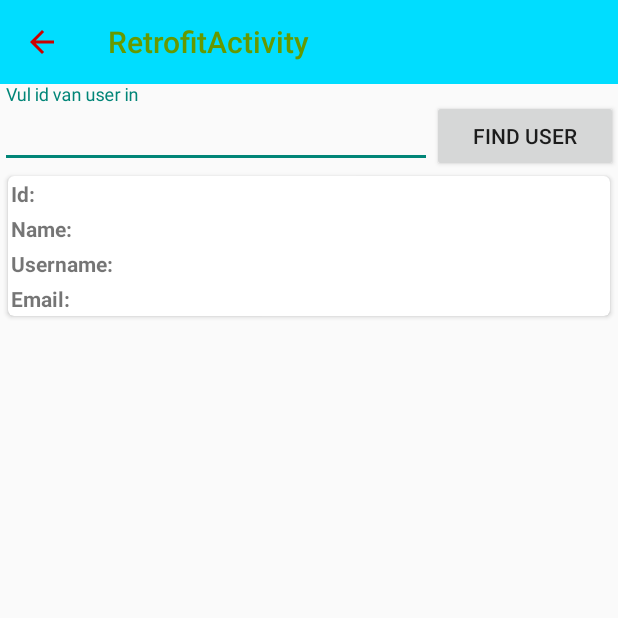
After one commit to rwillemsandroid/Oplossing-Dag-1, an Android app: the RetrofitActivity screen opened directly, with no data from a screen before it, on a phone screen of 412 x 824 dp, the top half of it. The commit adds this screen. Run offline under Robolectric (Android 15) with nearby library versions, the phone set to English and light mode, and no system bars; our stand-ins replace Timber; libraries missing offline, so code that uses them is left out: retrofit.client, retrofit.http; 1 statement that could not run was skipped.

Commit message:
Added retrofit example

```diff
--- a/app/build.gradle
+++ b/app/build.gradle
@@ -24,7 +24,12 @@ dependencies {
     compile 'com.android.support:appcompat-v7:23.0.0'
     compile 'com.android.support:recyclerview-v7:23.0.0'
     compile 'com.android.support:cardview-v7:23.0.0'
+    compile 'com.android.support:design:23.0.0'
 
     compile 'com.jakewharton.timber:timber:3.1.0'
     compile 'com.squareup.picasso:picasso:2.5.2'
+
+    compile 'com.squareup.okhttp:okhttp:2.4.0'
+    compile 'com.squareup.retrofit:retrofit:1.9.0'
+    compile 'com.google.code.gson:gson:2.3'
 }
--- a/app/src/main/AndroidManifest.xml
+++ b/app/src/main/AndroidManifest.xml
@@ -20,8 +20,14 @@
             </intent-filter>
         </activity>
         <activity
+            android:parentActivityName=".activities.MainActivity"
             android:name=".activities.RecyclerViewActivity"
             android:label="@string/title_activity_recycler_view" >
+        </activity>
+        <activity
+            android:parentActivityName=".activities.MainActivity"
+            android:name=".activities.RetrofitActivity"
+            android:label="@string/title_activity_retrofit" >
         </activity>
     </application>
 
--- /dev/null
+++ b/app/src/main/java/be/vdab/simplelayout/activities/RetrofitActivity.java
@@ -0,0 +1,146 @@
+package be.vdab.simplelayout.activities;
+
+import android.content.DialogInterface;
+import android.support.v7.app.AppCompatActivity;
+import android.os.Bundle;
+import android.support.v7.widget.Toolbar;
+import android.view.View;
+import android.widget.Button;
+import android.widget.EditText;
+import android.widget.TextView;
+import android.widget.Toast;
+
+import org.w3c.dom.Text;
+
+import java.util.List;
+
+import be.vdab.simplelayout.R;
+import be.vdab.simplelayout.models.retrofit.User;
+import retrofit.Callback;
+import retrofit.RestAdapter;
+import retrofit.RetrofitError;
+import retrofit.client.Response;
+import retrofit.http.GET;
+import retrofit.http.Path;
+import timber.log.Timber;
+
+public class RetrofitActivity extends AppCompatActivity {
+
+    private Button mIdButton;
+    private EditText mIdEditText;
+
+    private TextView mUsername;
+    private TextView mName;
+    private TextView mId;
+    private TextView mEmail;
+    private TextView mError;
+
+    private Toolbar mToolbar;
+
+
+    public static final String BASE_URL = "http://10.114.12.79:3000";
+    RestAdapter restAdapter = new RestAdapter.Builder()
+            .setEndpoint(BASE_URL)
+            .build();
+    JSONTestAPIService jsonTestAPIService;
+
+
+    @Override
+    protected void onCreate(Bundle savedInstanceState) {
+        super.onCreate(savedInstanceState);
+        setContentView(R.layout.activity_retrofit);
+        jsonTestAPIService = restAdapter.create(JSONTestAPIService.class);
+
+        setupUI();
+        setupToolbar();
+        setupOnClickListeners();
+
+    }
+
+    private void setupOnClickListeners() {
+        mIdButton.setOnClickListener(new View.OnClickListener() {
+            @Override
+            public void onClick(View v) {
+
+                String mEtContent = mIdEditText.getText().toString().trim();
+
+                if (mEtContent.isEmpty() || mEtContent.length() == 0 || mEtContent.equals("") || mEtContent == null) {
+                    //EditText is empty
+                    Toast.makeText(RetrofitActivity.this, "Please fill in ID", Toast.LENGTH_SHORT).show();
+                } else {
+                    //EditText is not empty
+                    Integer id = Integer.parseInt(mEtContent);
+                    getUserForId(id);
+                }
+
+            }
+        });
+
+    }
+
+    private void setupUI() {
+        mIdButton = (Button) findViewById(R.id.activity_retrofit_userid_button);
+        mIdEditText = (EditText) findViewById(R.id.activity_retrofit_userid_edittext);
+
+        mName = (TextView) findViewById(R.id.activity_retrofit_name_value);
+        mUsername = (TextView) findViewById(R.id.activity_retrofit_username_value);
+        mId = (TextView) findViewById(R.id.activity_retrofit_userid_value);
+        mEmail = (TextView) findViewById(R.id.activity_retrofit_email_value);
+        mError=(TextView)findViewById(R.id.activity_retrofit_error);
+
+        mToolbar = (Toolbar) findViewById(R.id.toolbar_actionbar);
+
+    }
+
+    private void setupToolbar(){
+        setSupportActionBar(mToolbar);
+        getSupportActionBar().setDisplayHomeAsUpEnabled(true);
+    }
+
+    private void setUser(User user){
+        mName.setText(user.getName());
+        mUsername.setText(user.getUsername());
+        mId.setText(user.getId() + "");
+        mEmail.setText(user.getEmail());
+    }
+
+    private void setErrorUser(){
+        String unknown = "???";
+        mName.setText(unknown);
+        mUsername.setText(unknown);
+        mId.setText(unknown);
+        mEmail.setText(unknown);
+    }
+
+    private void setError(String error){
+        mError.setText(error);
+    }
+
+    private void getUserForId(final Integer id){
+        jsonTestAPIService.getUser(id, new Callback<User>() {
+            @Override
+            public void success(User user, Response response) {
+                Timber.v("Great success! -> user with id:" +id+ " is " + user.getName());
+                setUser(user);
+                setError("");
+            }
+
+            @Override
+            public void failure(RetrofitError error) {
+                setErrorUser();
+                setError(error.getMessage());
+            }
+        });
+    }
+
+    public interface JSONTestAPIService {
+        // Request method and URL specified in the annotation
+        // Callback for the parsed response is the last parameter
+        @GET("/users/{id}")
+        void getUser(@Path("id") Integer id, Callback<User> cb);
+
+        @GET("/users")
+        void getUsers(Callback<List<User>> cb);
+    }
+
+}
--- /dev/null
+++ b/app/src/main/res/layout/activity_retrofit.xml
@@ -0,0 +1,159 @@
+<LinearLayout xmlns:android="http://schemas.android.com/apk/res/android"
+    xmlns:tools="http://schemas.android.com/tools"
+    android:layout_width="match_parent"
+    android:layout_height="match_parent"
+    android:orientation="vertical"
+    tools:context="be.vdab.simplelayout.activities.RetrofitActivity">
+
+    <include layout="@layout/toolbar"/>
+
+    <LinearLayout
+        android:id="@+id/activity_retrofit_fillin_userid_container"
+        android:layout_width="match_parent"
+        android:layout_height="wrap_content"
+        android:orientation="horizontal">
+
+        <android.support.design.widget.TextInputLayout
+            android:layout_width="0dp"
+            android:layout_height="wrap_content"
+            android:layout_weight="7">
+
+            <EditText
+                android:id="@+id/activity_retrofit_userid_edittext"
+                android:layout_width="match_parent"
+                android:layout_height="wrap_content"
+                android:hint="Vul id van user in"
+                android:inputType="number" />
+
+        </android.support.design.widget.TextInputLayout>
+
+        <Button
+            android:id="@+id/activity_retrofit_userid_button"
+            android:layout_width="0dp"
+            android:layout_height="wrap_content"
+            android:layout_weight="3"
+            android:text="find user" />
+    </LinearLayout>
+
+    <android.support.v7.widget.CardView
+        xmlns:card_view="http://schemas.android.com/apk/res-auto"
+        android:id="@+id/card_view"
+        android:layout_width="match_parent"
+        android:layout_height="wrap_content"
+        android:layout_below="@+id/activity_retrofit_fillin_userid_container"
+        android:layout_margin="5dp"
+        android:background="@android:color/holo_blue_bright"
+        card_view:cardCornerRadius="4dp">
+        <LinearLayout
+            android:id="@+id/activity_retrofit_user_container"
+            android:layout_width="match_parent"
+            android:layout_height="wrap_content"
+            android:orientation="vertical">
+
+            <LinearLayout
+                android:id="@+id/activity_retrofit_userid_container"
+                android:layout_width="match_parent"
+                android:layout_height="wrap_content"
+                android:orientation="horizontal"
+                android:layout_margin="2dp"
+                android:weightSum="2">
+
+                <TextView
+                    android:id="@+id/activity_retrofit_userid_label"
+                    android:textStyle="bold"
+                    android:layout_width="0dp"
+                    android:layout_height="wrap_content"
+                    android:layout_weight="1"
+                    android:text="Id:" />
+
+                <TextView
+                    android:id="@+id/activity_retrofit_userid_value"
+                    android:layout_width="0dp"
+                    android:layout_height="wrap_content"
+                    android:layout_weight="1"
+                    android:text="" />
+            </LinearLayout>
+
+            <LinearLayout
+                android:id="@+id/activity_retrofit_name_container"
+                android:layout_width="match_parent"
+                android:layout_height="wrap_content"
+                android:layout_margin="2dp"
+                android:orientation="horizontal"
+                android:weightSum="2">
+
+                <TextView
+                    android:id="@+id/activity_retrofit_name_label"
+                    android:layout_width="0dp"
+                    android:textStyle="bold"
+                    android:layout_height="wrap_content"
+                    android:layout_weight="1"
+                    android:text="Name:" />
+
+                <TextView
+                    android:id="@+id/activity_retrofit_name_value"
+                    android:layout_width="0dp"
+                    android:layout_height="wrap_content"
+                    android:layout_weight="1"
+                    android:text="" />
+            </LinearLayout>
+
+            <LinearLayout
+                android:id="@+id/activity_retrofit_username_container"
+                android:layout_width="match_parent"
+                android:layout_height="wrap_content"
+                android:layout_margin="2dp"
+                android:orientation="horizontal"
+                android:weightSum="2">
+
+                <TextView
+                    android:id="@+id/activity_retrofit_username_label"
+                    android:layout_width="0dp"
+                    android:textStyle="bold"
+                    android:layout_height="wrap_content"
+                    android:layout_weight="1"
+                    android:text="Username:" />
+
+                <TextView
+                    android:id="@+id/activity_retrofit_username_value"
+                    android:layout_width="0dp"
+                    android:layout_height="wrap_content"
+                    android:layout_weight="1"
+                    android:text="" />
+            </LinearLayout>
+
+            <LinearLayout
+                android:id="@+id/activity_retrofit_email_container"
+                android:layout_width="match_parent"
+                android:layout_height="wrap_content"
+                android:layout_margin="2dp"
+                android:orientation="horizontal"
+                android:weightSum="2">
+
+                <TextView
+                    android:id="@+id/activity_retrofit_email_label"
+                    android:textStyle="bold"
+                    android:layout_width="0dp"
+                    android:layout_height="wrap_content"
+                    android:layout_weight="1"
+                    android:text="Email:" />
+
+                <TextView
+                    android:id="@+id/activity_retrofit_email_value"
+                    android:layout_width="0dp"
+                    android:layout_height="wrap_content"
+                    android:layout_weight="1"
+                    android:text="" />
+            </LinearLayout>
+
+        </LinearLayout>
+
+    </android.support.v7.widget.CardView>
+
+    <TextView
+        android:id="@+id/activity_retrofit_error"
+        android:layout_margin="5dp"
+        android:textColor="@android:color/holo_red_light"
+        android:layout_width="match_parent"
+        android:layout_height="wrap_content" />
+</LinearLayout>
--- a/app/src/main/res/menu/menu_main.xml
+++ b/app/src/main/res/menu/menu_main.xml
@@ -8,4 +8,10 @@
         android:title="@string/action_goto_activity_list"
         android:orderInCategory="100"
         app:showAsAction="never" />
+
+    <item
+        android:id="@+id/action_goto_activity_retrofit"
+        android:title="@string/action_goto_activity_retrofit"
+        android:orderInCategory="100"
+        app:showAsAction="never" />
 </menu>
--- a/app/src/main/res/values/strings.xml
+++ b/app/src/main/res/values/strings.xml
@@ -7,6 +7,9 @@
     <string name="action_goto_activity_list"> Open RecyclerViewActivity</string>
     <string name="title_activity_recycler_view">RecyclerViewActivity</string>
 
+    <string name="title_activity_retrofit">RetrofitActivity</string>
+    <string name="action_goto_activity_retrofit"> Open RetrofitActivity</string>
+
     <string name="hello_world">Hello world!</string>
     <string name="action_settings">Settings</string>
 </resources>
```
Also changed, not shown: app/src/main/java/be/vdab/simplelayout/activities/MainActivity.java (+10 -0 lines), app/src/main/java/be/vdab/simplelayout/models/retrofit/Address.java (added, +111 -0 lines), app/src/main/java/be/vdab/simplelayout/models/retrofit/Company.java (added, +71 -0 lines), app/src/main/java/be/vdab/simplelayout/models/retrofit/Geo.java (added, +51 -0 lines), app/src/main/java/be/vdab/simplelayout/models/retrofit/User.java (added, +171 -0 lines), app/src/main/res/menu/menu_retrofit.xml (added, +7 -0 lines), 1 other file.
